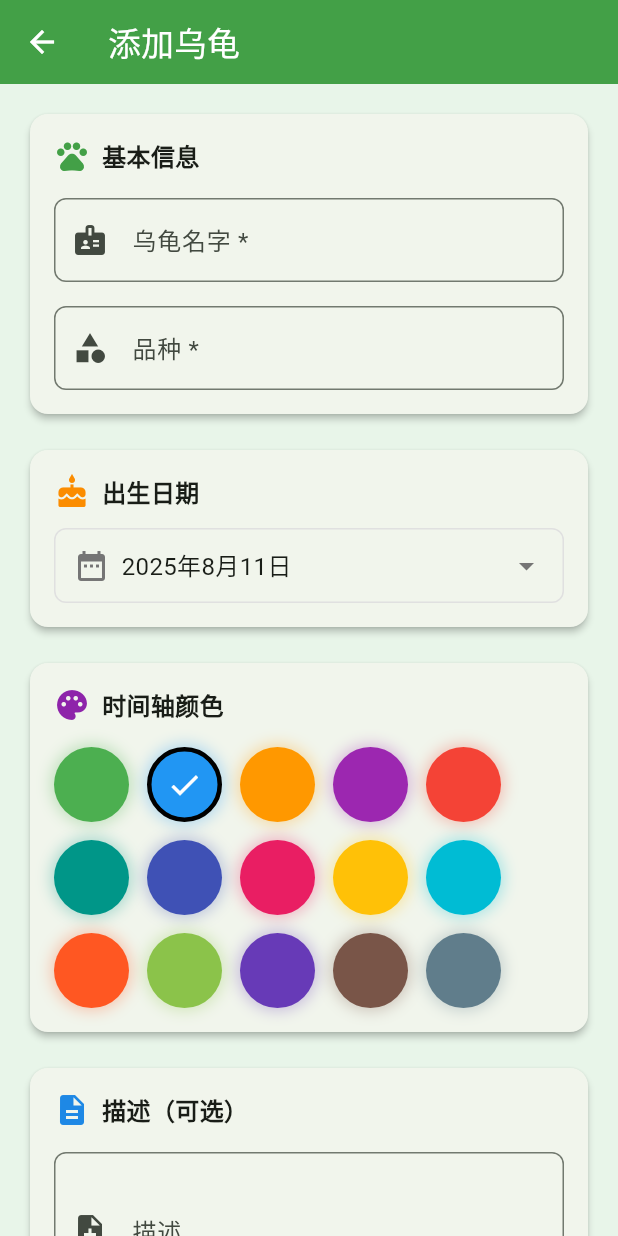
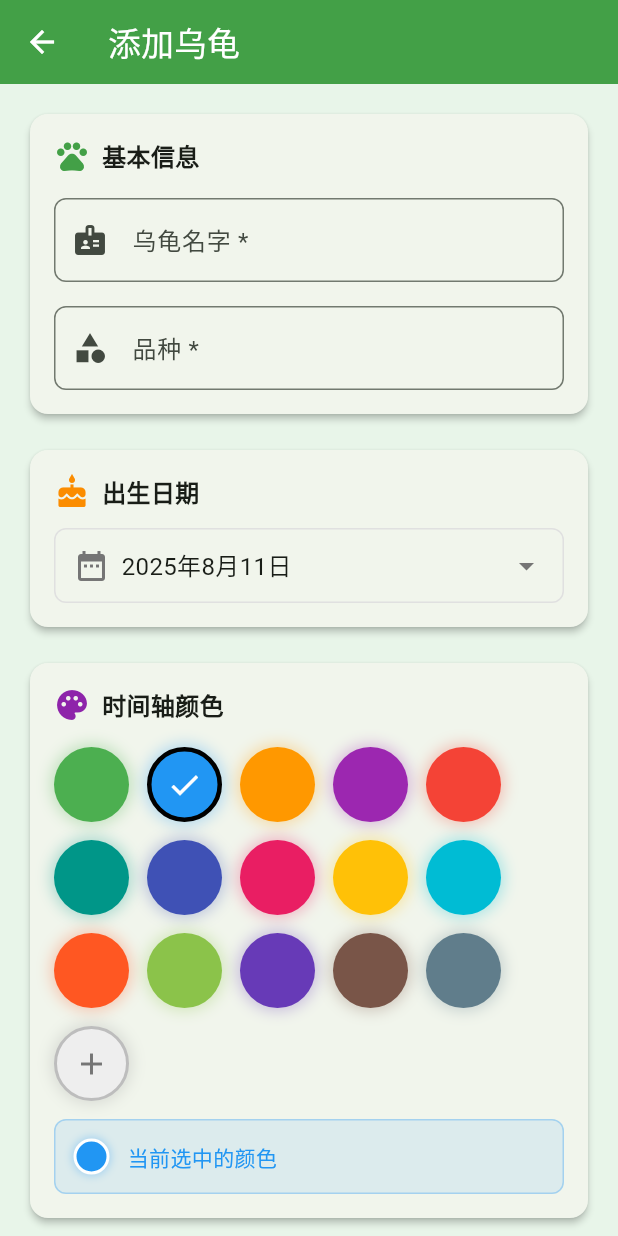
Before and after one commit to qixiaoyu0315/guigui, a Flutter app: the AddTurtlePage screen opened directly with empty values, on a phone screen of 412 x 824 dp. Run offline on Flutter 3.47's test engine with Material 3 defaults, Android fonts, the phone set to English and light mode, and no system bars; our stand-ins replace fl_chart, flutter_colorpicker, shared_preferences; accounts and stored records are empty.

Commit message:
增加颜色选择器

```diff
--- a/lib/pages/add_turtle_page.dart
+++ b/lib/pages/add_turtle_page.dart
@@ -1,4 +1,5 @@
 import 'package:flutter/material.dart';
+import 'package:flutter_colorpicker/flutter_colorpicker.dart';
 import '../models/turtle.dart';
 import '../services/turtle_management_service.dart';
 
@@ -245,7 +246,9 @@ class _AddTurtlePageState extends State<AddTurtlePage> {
                       Wrap(
                         spacing: 12,
                         runSpacing: 12,
-                        children: Turtle.availableColors.map((color) {
+                        children: [
+                          // 预定义颜色选项
+                          ...Turtle.availableColors.map((color) {
                             final isSelected = color == _selectedColor;
                             return GestureDetector(
                               onTap: () {
@@ -281,6 +284,98 @@ class _AddTurtlePageState extends State<AddTurtlePage> {
                               ),
                             );
                           }).toList(),
+                          // 自定义颜色选择器按钮
+                          GestureDetector(
+                            onTap: _showColorPicker,
+                            child: Container(
+                              width: 50,
+                              height: 50,
+                              decoration: BoxDecoration(
+                                color: Colors.grey.shade200,
+                                shape: BoxShape.circle,
+                                border: Border.all(
+                                  color: Colors.grey.shade400,
+                                  width: 2,
+                                ),
+                                boxShadow: [
+                                  BoxShadow(
+                                    color: Colors.grey.withOpacity(0.3),
+                                    blurRadius: 8,
+                                    spreadRadius: 2,
+                                  ),
+                                ],
+                              ),
+                              child: Icon(
+                                Icons.add,
+                                color: Colors.grey.shade600,
+                                size: 24,
+                              ),
+                            ),
+                          ),
+                        ],
+                      ),
+                      const SizedBox(height: 12),
+                      // 当前选中颜色预览
+                      Container(
+                        width: double.infinity,
+                        padding: const EdgeInsets.all(12),
+                        decoration: BoxDecoration(
+                          color: _selectedColor.withOpacity(0.1),
+                          borderRadius: BorderRadius.circular(8),
+                          border: Border.all(
+                            color: _selectedColor.withOpacity(0.3),
+                            width: 1,
+                          ),
+                        ),
+                        child: Row(
+                          children: [
+                            Container(
+                              width: 24,
+                              height: 24,
+                              decoration: BoxDecoration(
+                                color: _selectedColor,
+                                shape: BoxShape.circle,
+                                border: Border.all(
+                                  color: Colors.white,
+                                  width: 2,
+                                ),
+                                boxShadow: [
+                                  BoxShadow(
+                                    color: _selectedColor.withOpacity(0.3),
+                                    blurRadius: 4,
+                                    spreadRadius: 1,
+                                  ),
+                                ],
+                              ),
+                            ),
+                            const SizedBox(width: 12),
+                            Text(
+                              '当前选中的颜色',
+                              style: TextStyle(
+                                fontSize: 14,
+                                color: _selectedColor,
+                                fontWeight: FontWeight.w500,
+                              ),
+                            ),
+                            const Spacer(),
+                            if (!Turtle.availableColors.contains(_selectedColor))
+                              Container(
+                                padding: const EdgeInsets.symmetric(horizontal: 8, vertical: 4),
+                                decoration: BoxDecoration(
+                                  color: _selectedColor.withOpacity(0.2),
+                                  borderRadius: BorderRadius.circular(12),
+                                ),
+                                child: Text(
+                                  '自定义',
+                                  style: TextStyle(
+                                    fontSize: 12,
+                                    color: _selectedColor,
+                                    fontWeight: FontWeight.bold,
+                                  ),
+                                ),
+                              ),
+                          ],
+                        ),
                       ),
                     ],
                   ),
@@ -381,6 +476,47 @@ class _AddTurtlePageState extends State<AddTurtlePage> {
     }
   }
 
+  void _showColorPicker() {
+    showDialog(
+      context: context,
+      builder: (BuildContext context) {
+        Color tempColor = _selectedColor;
+        return AlertDialog(
+          title: const Text('选择自定义颜色'),
+          content: SingleChildScrollView(
+            child: ColorPicker(
+              pickerColor: _selectedColor,
+              onColorChanged: (Color color) {
+                tempColor = color;
+              },
+              pickerAreaHeightPercent: 0.8,
+              enableAlpha: false,
+              displayThumbColor: true,
+              paletteType: PaletteType.hsvWithHue,
+              labelTypes: const [],
+              hexInputBar: true,
+            ),
+          ),
+          actions: [
+            TextButton(
+              onPressed: () => Navigator.pop(context),
+              child: const Text('取消'),
+            ),
+            TextButton(
+              onPressed: () {
+                setState(() {
+                  _selectedColor = tempColor;
+                });
+                Navigator.pop(context);
+              },
+              child: const Text('确定'),
+            ),
+          ],
+        );
+      },
+    );
+  }
+
   Future<void> _saveTurtle() async {
     if (!_formKey.currentState!.validate()) {
       return;
--- a/pubspec.yaml
+++ b/pubspec.yaml
@@ -36,6 +36,7 @@ dependencies:
   cupertino_icons: ^1.0.8
   shared_preferences: ^2.2.2
   fl_chart: ^0.68.0
+  flutter_colorpicker: ^1.0.3
 
 dev_dependencies:
   flutter_test:
```
Also changed, not shown: pubspec.lock. Lines whose indentation alone changed are shown as unchanged.
